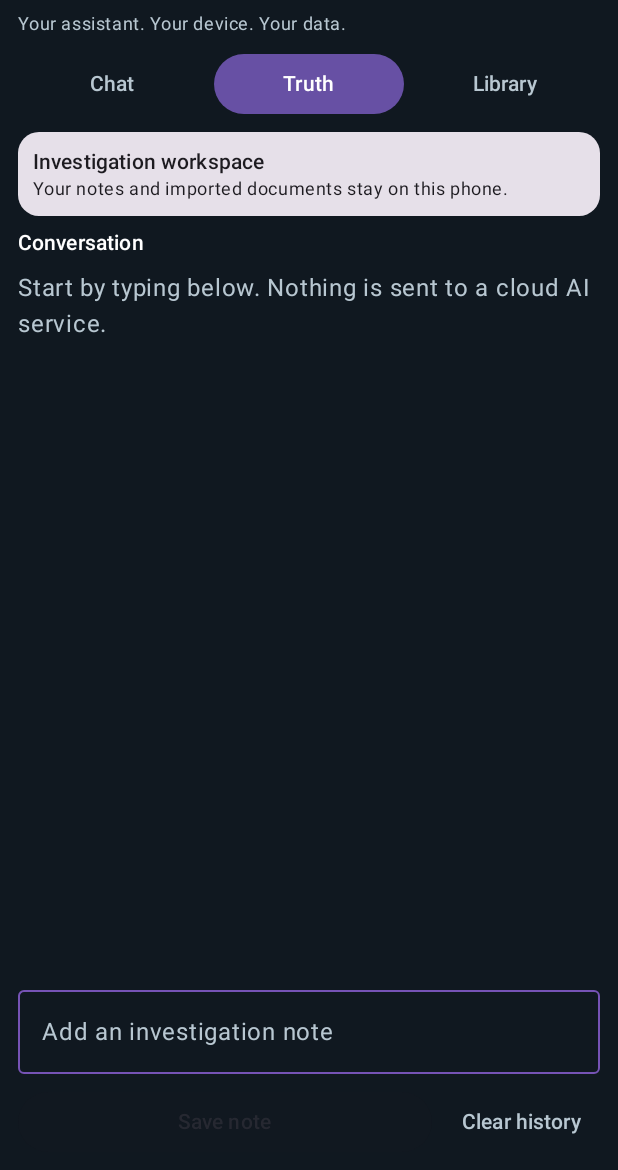
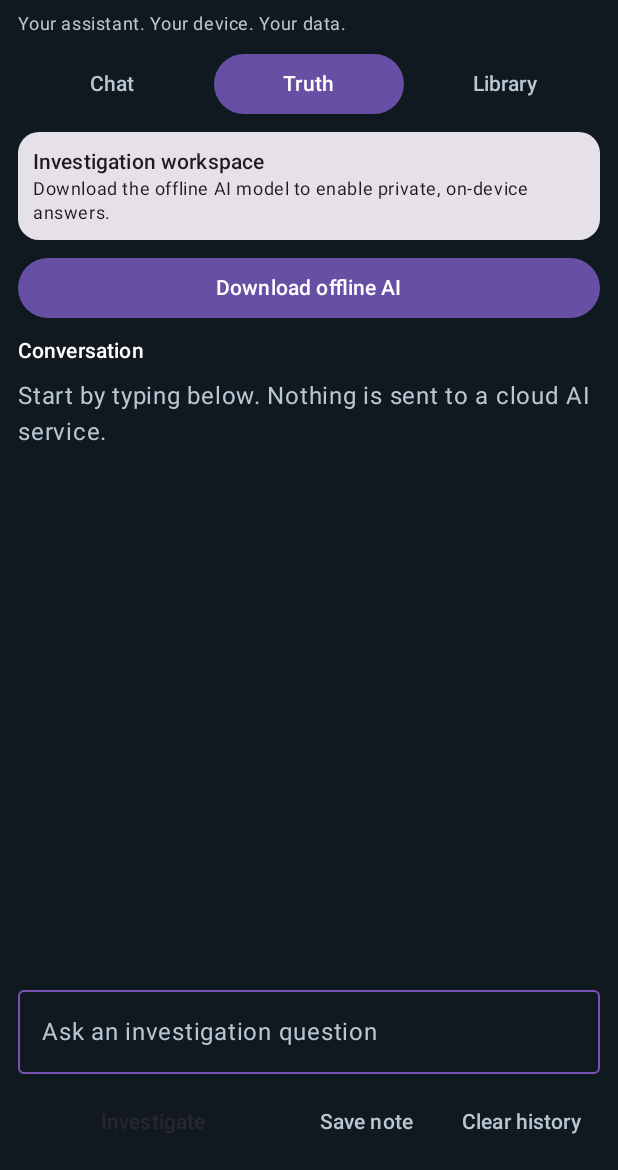
Before and after one commit to garethedmond73-art/gaz-ai, an Android app built with Jetpack Compose: the screen it shows after launch (MainActivity), after a tap on "Truth", on a phone screen of 412 x 824 dp, the part 66-1236 px from its top. Run offline under Robolectric (Android 15) with nearby library versions, the phone set to English and light mode, and no system bars; libraries missing offline, so code that uses them is left out: com.google.ai.edge, com.tom_roush.pdfbox; pictures from the network do not load.

Commit message:
Connect Truth investigations to offline AI and improve conversation scrolling

```diff
--- a/app/src/main/java/uk/co/gazai/MainActivity.kt
+++ b/app/src/main/java/uk/co/gazai/MainActivity.kt
@@ -20,6 +20,7 @@ import androidx.compose.foundation.layout.imePadding
 import androidx.compose.foundation.layout.navigationBarsPadding
 import androidx.compose.foundation.lazy.LazyColumn
 import androidx.compose.foundation.lazy.items
+import androidx.compose.foundation.lazy.rememberLazyListState
 import androidx.compose.foundation.shape.RoundedCornerShape
 import androidx.compose.material3.Button
 import androidx.compose.material3.Card
@@ -78,6 +79,7 @@ private fun GazAiScreen(context: Context) {
     var mode by remember { mutableStateOf("Chat") }
     var draft by remember { mutableStateOf("") }
     var libraryStatus by remember { mutableStateOf("") }
+    val conversationListState = rememberLazyListState()
     val ai = viewModel<LocalAiViewModel>()
     val aiState by ai.state.collectAsStateWithLifecycle()
 
@@ -96,6 +98,10 @@ private fun GazAiScreen(context: Context) {
                 libraryStatus = e.message ?: "Could not import this file."
             }
         }
+    }
+
+    LaunchedEffect(lines.size) {
+        if (lines.isNotEmpty()) conversationListState.animateScrollToItem(lines.lastIndex)
     }
 
     LaunchedEffect(aiState.reply, aiState.busy, aiState.error) {
@@ -131,18 +137,18 @@ private fun GazAiScreen(context: Context) {
                         Text(when (mode) { "Chat" -> "Offline chat"; "Library" -> "Offline knowledge library"; else -> "Investigation workspace" },
                             style = MaterialTheme.typography.titleSmall)
                         Text(
-                            if (mode == "Chat") when {
-                                aiState.ready -> "Your offline AI is ready. Messages are answered on this phone."
-                                aiState.loading -> "Loading the offline AI model. This can take a little while."
+                            if (mode != "Library") when {
+                                aiState.ready -> "Your offline AI is ready. Chat and investigations use the same on-device model and library."
+                                aiState.loading -> "Restoring the offline AI model. This can take a little while."
                                 aiState.downloading -> "Downloading the offline model: ${aiState.downloadProgress}%"
-                                aiState.modelDownloaded -> "The model is downloaded and ready to load."
-                                else -> "Your conversation is saved on this phone. Download the small local AI model to enable offline answers."
+                                aiState.modelDownloaded -> "The model is downloaded and will load automatically."
+                                else -> "Download the offline AI model to enable private, on-device answers."
                             } else "Your notes and imported documents stay on this phone.",
                             style = MaterialTheme.typography.bodySmall
                         )
                     }
                 }
-                if (mode == "Chat" && !aiState.ready) {
+                if (mode != "Library" && !aiState.ready) {
                     Button(
                         onClick = { if (aiState.modelDownloaded) ai.loadModel() else ai.downloadModel() },
                         enabled = !aiState.downloading && !aiState.loading,
@@ -150,9 +156,9 @@ private fun GazAiScreen(context: Context) {
                     ) {
                         Text(when {
                             aiState.downloading -> "Downloading model… ${aiState.downloadProgress}%"
-                            aiState.loading -> "Loading Gaz AI…"
-                            aiState.modelDownloaded -> "Load offline AI"
-                            else -> "Download offline AI (328 MiB)"
+                            aiState.loading -> "Restoring Gaz AI…"
+                            aiState.modelDownloaded -> "Retry loading offline AI"
+                            else -> "Download offline AI"
                         })
                     }
                 }
@@ -165,7 +171,11 @@ private fun GazAiScreen(context: Context) {
                 }
                 aiState.error?.let { Text(it, color = Color(0xFFFFB4AB), style = MaterialTheme.typography.bodySmall) }
                 Text(if (mode == "Library") "Your library" else "Conversation", color = Color.White, style = MaterialTheme.typography.titleSmall)
-                LazyColumn(Modifier.weight(1f).fillMaxWidth(), verticalArrangement = Arrangement.spacedBy(8.dp)) {
+                LazyColumn(
+                    state = conversationListState,
+                    modifier = Modifier.weight(1f).fillMaxWidth(),
+                    verticalArrangement = Arrangement.spacedBy(8.dp)
+                ) {
                     if (mode == "Library") {
                         items(StarterLibrary.entries) { entry ->
                             Card(Modifier.fillMaxWidth(), shape = RoundedCornerShape(12.dp)) {
@@ -194,7 +204,10 @@ private fun GazAiScreen(context: Context) {
                             val isUser = line.role == "user"
                             Card(Modifier.fillMaxWidth(), shape = RoundedCornerShape(12.dp)) {
                                 Column(Modifier.background(if (isUser) Color(0xFFDCEBFA) else Color(0xFFE7EDEB)).padding(12.dp)) {
-                                    Text(if (isUser) "You" else "Gaz AI", style = MaterialTheme.typography.labelMedium)
+                                    Text(
+                                        when (line.role) { "user" -> "You"; "note" -> "Investigation note"; else -> "Gaz AI" },
+                                        style = MaterialTheme.typography.labelMedium
+                                    )
                                     Text(line.text, style = MaterialTheme.typography.bodyLarge)
                                 }
                             }
@@ -203,7 +216,13 @@ private fun GazAiScreen(context: Context) {
                 }
                 OutlinedTextField(
                     value = draft, onValueChange = { draft = it }, modifier = Modifier.fillMaxWidth(),
-                    label = { Text(if (mode == "Chat") "Message Gaz AI" else "Add an investigation note", color = Color(0xFFB8C7D1)) },
+                    label = { Text(
+                        when (mode) {
+                            "Chat" -> "Message Gaz AI"
+                            "Truth Detective" -> "Ask an investigation question"
+                            else -> "Library is read-only here"
+                        }, color = Color(0xFFB8C7D1)
+                    ) },
                     minLines = 1, maxLines = 3,
                     textStyle = MaterialTheme.typography.bodyLarge.copy(color = Color.White, fontSize = 18.sp),
                     colors = OutlinedTextFieldDefaults.colors(
@@ -218,19 +237,35 @@ private fun GazAiScreen(context: Context) {
                         val message = draft.trim()
                         if (message.isNotEmpty()) {
                             lines.add(ChatLine("user", message))
-                            if (mode == "Chat" && aiState.ready) {
-                                lines.add(ChatLine("assistant", ""))
+                            if (mode != "Library" && aiState.ready) {
+                                lines.add(ChatLine("assistant", "Thinking…"))
                                 ai.send(message)
-                            } else if (mode == "Chat") {
-                                lines.add(ChatLine("assistant", "Your message is saved on this phone. Load the offline AI model above to get an answer."))
-                            } else {
-                                lines.add(ChatLine("assistant", "Investigation note saved on this phone."))
+                            } else if (mode != "Library") {
+                                lines.add(ChatLine("assistant", "Your question is saved on this phone. Gaz AI is not ready yet; load or download the offline model above."))
                             }
                             history.save(lines)
                             draft = ""
                         }
-                    }, modifier = Modifier.weight(1f), enabled = draft.isNotBlank() && !aiState.busy) {
-                        Text(if (mode == "Chat" && aiState.busy) "Thinking…" else if (mode == "Chat") "Send" else "Save note")
+                    }, modifier = Modifier.weight(1f),
+                        enabled = draft.isNotBlank() && !aiState.busy && mode != "Library") {
+                        Text(when {
+                            aiState.busy -> "Thinking…"
+                            mode == "Truth Detective" -> "Investigate"
+                            mode == "Chat" -> "Send"
+                            else -> "Unavailable"
+                        })
+                    }
+                    if (mode == "Truth Detective") {
+                        TextButton(onClick = {
+                            val note = draft.trim()
+                            if (note.isNotEmpty()) {
+                                lines.add(ChatLine("note", "Investigation note: $note"))
+                                history.save(lines)
+                                draft = ""
+                            }
+                        }, enabled = draft.isNotBlank() && !aiState.busy) {
+                            Text("Save note", color = Color(0xFFB8C7D1))
+                        }
                     }
                     TextButton(onClick = { lines.clear(); history.save(lines) }) { Text("Clear history", color = Color(0xFFB8C7D1)) }
                 }
```
